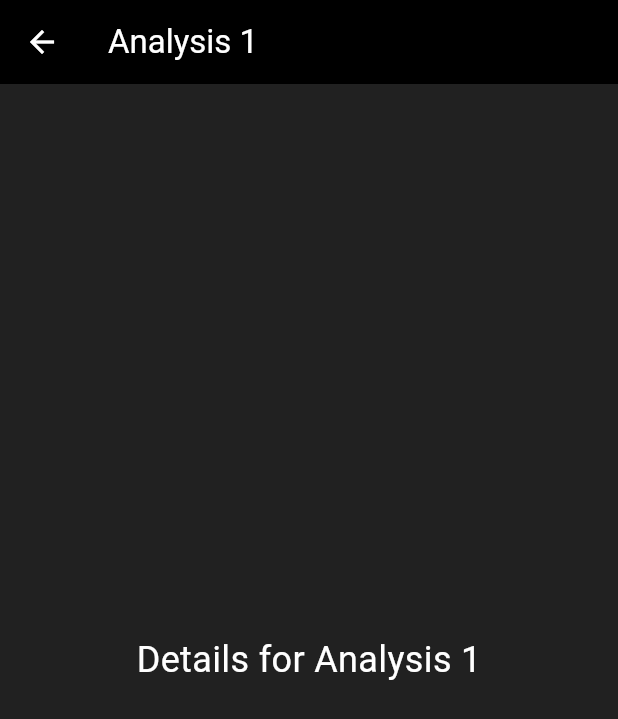
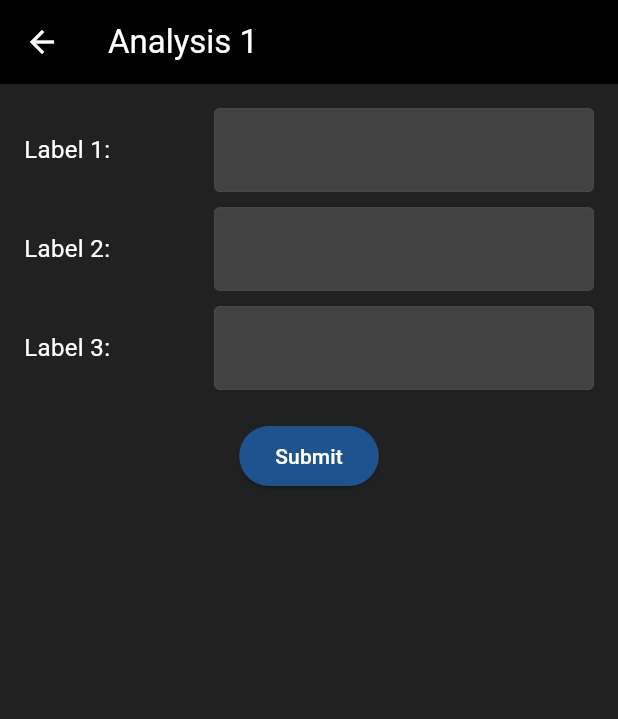
Before and after one commit to raymunddd/foundcalc, a Flutter app: the screen it shows after launch, after a tap on "Analysis", on a phone screen of 412 x 824 dp. Shown: the top 719 px of the screen. Run offline on Flutter 3.47's test engine with Material 3 defaults, Android fonts, the phone set to English and light mode, and no system bars.

Commit message:
Added input fields to AnalysisPage

```diff
--- a/foundcalc/lib/main.dart
+++ b/foundcalc/lib/main.dart
@@ -230,7 +230,19 @@ class AnalysisPage extends StatefulWidget {
 }
 
 class _AnalysisPageState extends State<AnalysisPage> {
-  // You can add state variables and methods here
+  // Controllers for the input fields
+  final TextEditingController _input1Controller = TextEditingController();
+  final TextEditingController _input2Controller = TextEditingController();
+  final TextEditingController _input3Controller = TextEditingController();
+
+  @override
+  void dispose() {
+    // Dispose the controllers when the widget is disposed
+    _input1Controller.dispose();
+    _input2Controller.dispose();
+    _input3Controller.dispose();
+    super.dispose();
+  }
 
   @override
   Widget build(BuildContext context) {
@@ -239,16 +251,121 @@ class _AnalysisPageState extends State<AnalysisPage> {
       appBar: AppBar(
         title: Text(
           widget.title,
-          style: TextStyle(color: Colors.white)
+          style: TextStyle(color: Colors.white),
         ),
         backgroundColor: Colors.black,
       ),
-      body: Center(
-        child: Text(
-          'Details for ${widget.title}',
-          style: TextStyle(color: Colors.white, fontSize: 24),
+      body: Padding(
+        padding: const EdgeInsets.all(16.0),
+        child: Column(
+          children: [
+            // Display the form row
+            _buildFormRow(),
+            SizedBox(height: 20), // Add some spacing
+            ElevatedButton(
+              onPressed: () {
+                // Handle form submission
+                String input1 = _input1Controller.text;
+                String input2 = _input2Controller.text;
+                String input3 = _input3Controller.text;
+
+                // You can process the inputs here
+                print('Input 1: $input1');
+                print('Input 2: $input2');
+                print('Input 3: $input3');
+              },
+              child: Text('Submit'),
+              style: ElevatedButton.styleFrom(
+                backgroundColor: Color(0xFF1F538D),
+                foregroundColor: Colors.white,
+              ),
+            ),
+          ],
         ),
       ),
+    );
+  }
+
+  Widget _buildFormRow() {
+    return Column(
+      children: [
+        // Row 1
+        Row(
+          children: [
+            Expanded(
+              flex: 1,
+              child: Text(
+                'Label 1:',
+                style: TextStyle(color: Colors.white, fontSize: 16),
+              ),
+            ),
+            Expanded(
+              flex: 2,
+              child: TextField(
+                controller: _input1Controller,
+                style: TextStyle(color: Colors.white),
+                decoration: InputDecoration(
+                  border: OutlineInputBorder(),
+                  filled: true,
+                  fillColor: Colors.grey[800],
+                ),
+              ),
+            ),
+          ],
+        ),
+        SizedBox(height: 10), // Spacing between rows
+
+        // Row 2
+        Row(
+          children: [
+            Expanded(
+              flex: 1,
+              child: Text(
+                'Label 2:',
+                style: TextStyle(color: Colors.white, fontSize: 16),
+              ),
+            ),
+            Expanded(
+              flex: 2,
+              child: TextField(
+                controller: _input2Controller,
+                style: TextStyle(color: Colors.white),
+                decoration: InputDecoration(
+                  border: OutlineInputBorder(),
+                  filled: true,
+                  fillColor: Colors.grey[800],
+                ),
+              ),
+            ),
+          ],
+        ),
+        SizedBox(height: 10), // Spacing between rows
+
+        // Row 3
+        Row(
+          children: [
+            Expanded(
+              flex: 1,
+              child: Text(
+                'Label 3:',
+                style: TextStyle(color: Colors.white, fontSize: 16),
+              ),
+            ),
+            Expanded(
+              flex: 2,
+              child: TextField(
+                controller: _input3Controller,
+                style: TextStyle(color: Colors.white),
+                decoration: InputDecoration(
+                  border: OutlineInputBorder(),
+                  filled: true,
+                  fillColor: Colors.grey[800],
+                ),
+              ),
+            ),
+          ],
+        ),
+      ],
     );
   }
 }
```
